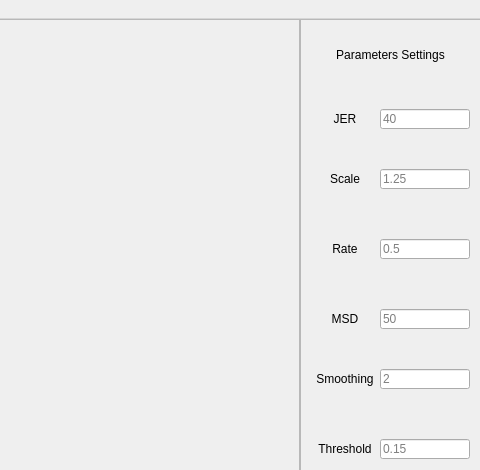
Old version of the form src/python/ui/main.ui in the repository Waiwaitiyyt/Fibre-Scaffold-Analysis; both pictures show x 780 to 1260 and y 0 to 470 of the 1260 by 640 pixel window.
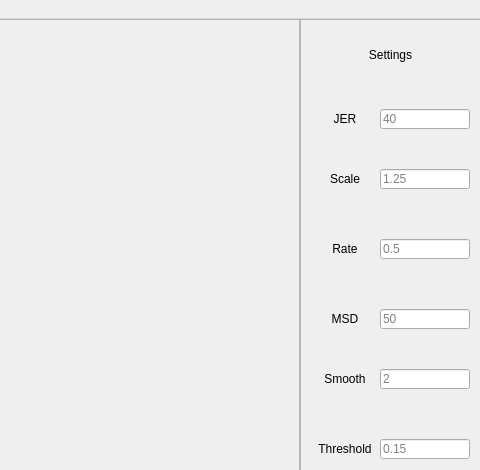
New version of the form.

```diff
--- a/src/python/ui/main.ui
+++ b/src/python/ui/main.ui
@@ -245,7 +245,7 @@
       </rect>
      </property>
      <property name="text">
-      <string>Parameters Settings</string>
+      <string>Settings</string>
      </property>
      <property name="alignment">
       <set>Qt::AlignmentFlag::AlignCenter</set>
@@ -364,7 +364,7 @@
       </rect>
      </property>
      <property name="text">
-      <string>Smoothing</string>
+      <string>Smooth</string>
      </property>
      <property name="alignment">
       <set>Qt::AlignmentFlag::AlignCenter</set>
```
Left out of the diff: 2 changed lines with no effect on the pictures.
